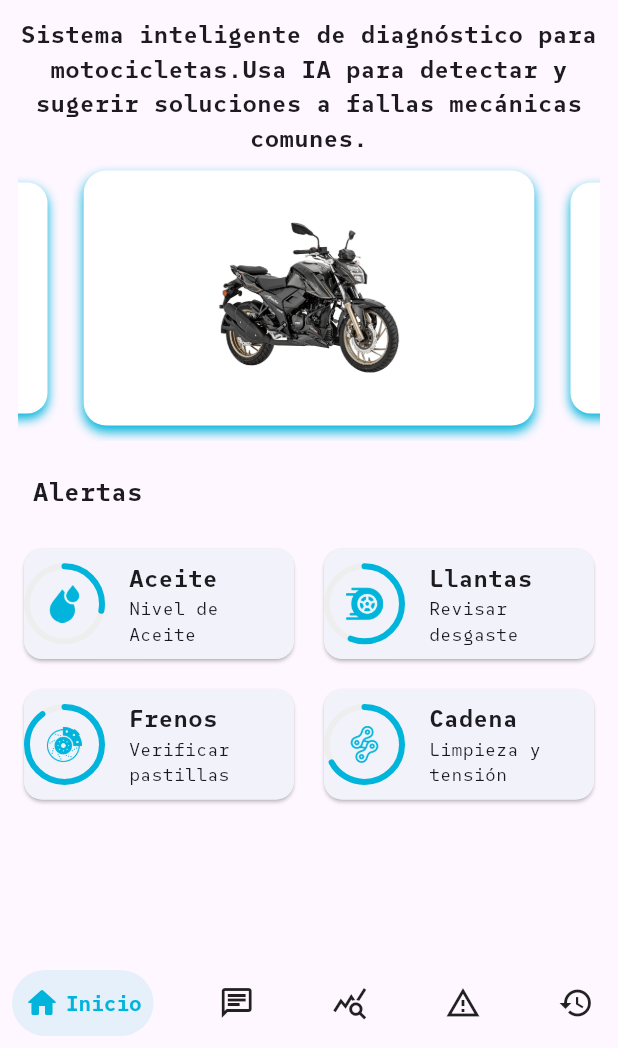
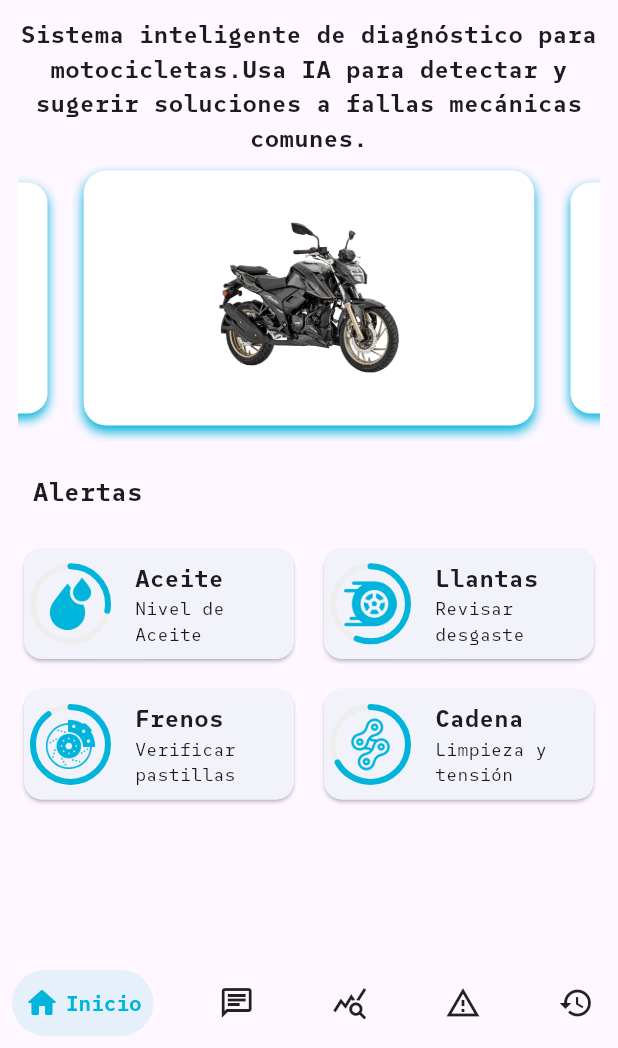
Before and after one commit to Alexyr28/Flutter, a Flutter app: the HomeFixMec screen opened directly with empty values, on a phone screen of 412 x 824 dp, the part 188-1236 px from its top. Run offline on Flutter 3.47's test engine with Material 3 defaults, Android fonts, the phone set to English and light mode, and no system bars; drawn by our look-alikes of auto_size_text, carousel_slider, percent_indicator, salomon_bottom_bar; our stand-ins replace firebase_auth, firebase_core, flutter_markdown, lottie, shared_preferences; accounts and stored records are empty.

Commit message:
feat: PaddingHome

```diff
--- a/fixmec/lib/widgets/percent.dart
+++ b/fixmec/lib/widgets/percent.dart
@@ -23,6 +23,7 @@ class PercentFixMec extends StatelessWidget {
       child: Row(
         mainAxisAlignment: MainAxisAlignment.center,
         children: [
+          Padding(padding: EdgeInsets.all(2.0)),
           CircularPercentIndicator(
             radius: 27.0,
             lineWidth: 4,
@@ -30,8 +31,8 @@ class PercentFixMec extends StatelessWidget {
             center: Image.asset(
               image,
               color: primaryLightBlue,
-              width: 25,
-              height: 25,
+              width: 35,
+              height: 35,
               fit: BoxFit.contain,
             ),
             progressColor: primaryLightBlue,
```
